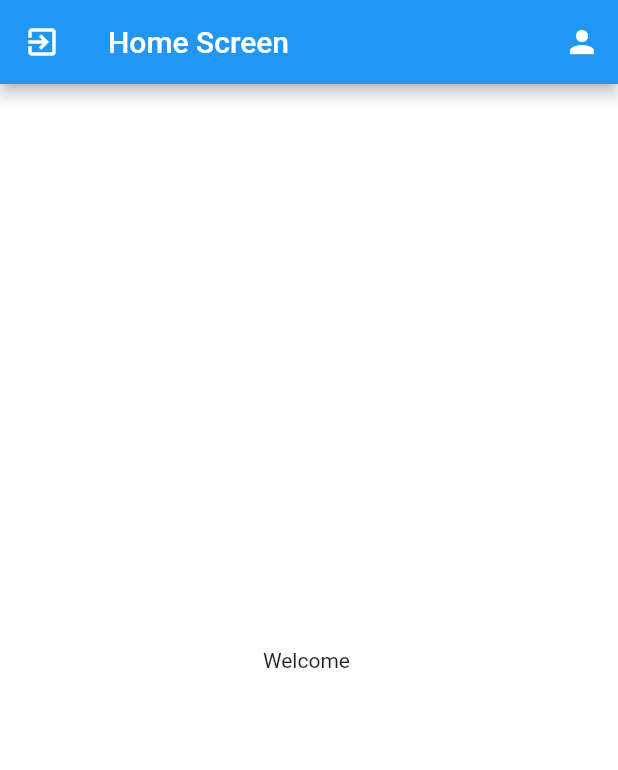
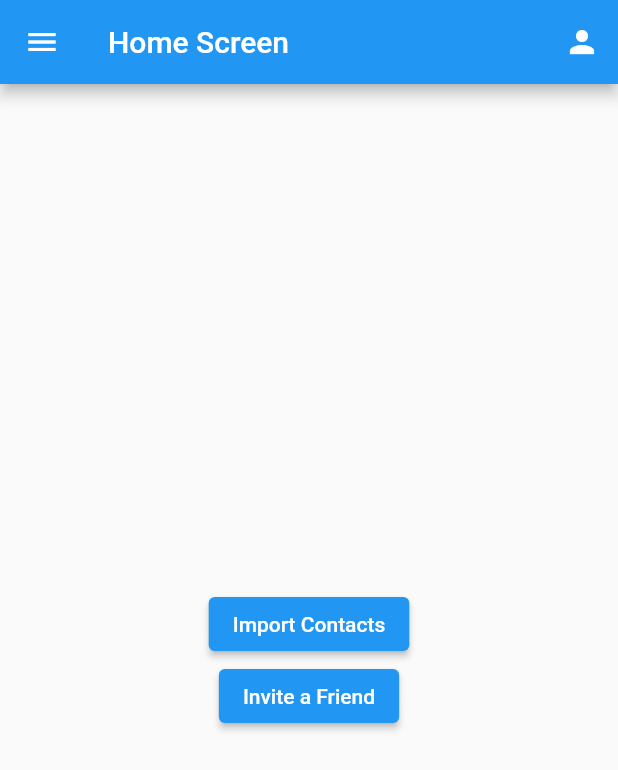
Before and after one commit to Aficionado45/Location_tracking_2, a Flutter app: the HomeScreen screen opened by its route, on a phone screen of 412 x 824 dp. Shown: the top 770 px of the screen. Run offline on Flutter 3.47's test engine with Material 2 defaults, Android fonts, the phone set to English and light mode, and no system bars; our stand-ins replace cloud_firestore, contacts_service, firebase_auth, firebase_core, firebase_dynamic_links, firebase_storage and 6 more; accounts and stored records are empty.

Commit message:
Import Contact, sharing app added

```diff
--- a/lib/constants.dart
+++ b/lib/constants.dart
@@ -13,4 +13,4 @@ String kProfileImagePath;
 
 // Content to share for invite a friend
 String kShareSubject = 'Friend Invite';
-String kShareText = 'Hey! I invite you to join Live Location Tracking App. Join now by clicking here';
+String kShareText = 'Hey! I invite you to join Live Location Tracking App. Join now using this link https://locationtrackerapp.page.link/register-now';
--- a/lib/screens/login_screen.dart
+++ b/lib/screens/auth/login_screen.dart
@@ -15,8 +15,7 @@ class LoginScreen extends StatefulWidget {
 
 class _LoginScreenState extends State<LoginScreen> {
 
-  String initialCountry = 'IN';
-  PhoneNumber number = PhoneNumber(isoCode: 'IN');
+  PhoneNumber number = PhoneNumber(isoCode: 'US');
   String userMobileNumber = '';
 
   @override
--- /dev/null
+++ b/lib/screens/home/home_screen.dart
@@ -0,0 +1,123 @@
+// Importing packages
+import 'package:flutter/cupertino.dart';
+import 'package:flutter/material.dart';
+import 'package:location_tracking_2/services/share_app.dart';
+import 'package:permission_handler/permission_handler.dart';
+import 'package:firebase_auth/firebase_auth.dart';
+
+// Importing Screens
+import 'package:location_tracking_2/screens/welcome_screen.dart';
+import 'package:location_tracking_2/screens/auth/profile_screen.dart';
+import 'package:location_tracking_2/constants.dart';
+import 'package:location_tracking_2/screens/home/contactpage.dart';
+
+// Importing Services
+import 'dart:io';
+import 'package:location_tracking_2/services/logout_user.dart';
+import 'package:location_tracking_2/services/permissions.dart';
+
+class HomeScreen extends StatefulWidget {
+  static const id = '/home';
+
+  @override
+  _HomeScreenState createState() => _HomeScreenState();
+}
+
+class _HomeScreenState extends State<HomeScreen> {
+  FirebaseAuth auth = FirebaseAuth.instance;
+
+  @override
+  Widget build(BuildContext context) {
+    return Scaffold(
+      appBar: AppBar(
+        actions: [
+          IconButton(
+            icon: Icon(
+              Icons.person,
+            ),
+            onPressed: () {
+              Navigator.pushNamed(context, ProfileScreen.id);
+            },
+          ),
+        ],
+        title: Text(
+          'Home Screen',
+        ),
+      ),
+      //DRAWER
+      drawer: SafeArea(
+        child: Drawer(
+          child: ListView(
+            children: [
+              UserAccountsDrawerHeader(
+                accountName: Text(auth.currentUser.phoneNumber),
+              ),
+              InkWell(
+                child: ListTile(
+                  leading: Icon(Icons.info),
+                  title: Text("About us"),
+                  onTap: () {},
+                ),
+              ),
+              InkWell(
+                child: ListTile(
+                  leading: Icon(
+                    Icons.exit_to_app,
+                  ),
+                  title: Text("Log Out"),
+                  onTap: () async {
+                    await logoutUser();
+                    Navigator.pushNamed(context, WelcomeScreen.id);
+                  },
+                ),
+              ),
+            ],
+          ),
+        ),
+      ),
+      body: SizedBox.expand(
+        child: Column(
+          crossAxisAlignment: CrossAxisAlignment.center,
+          mainAxisAlignment: MainAxisAlignment.center,
+          children: [
+            ElevatedButton(
+              onPressed: () async {
+                final PermissionStatus permissionStatus =
+                    await getContactPermission();
+                if (permissionStatus == PermissionStatus.granted) {
+                  Navigator.push(context,
+                      MaterialPageRoute(builder: (context) => ContactPage()));
+                } else {
+                  //If permissions have been denied show standard cupertino alert dialog
+                  showDialog(
+                    context: context,
+                    builder: (BuildContext context) => CupertinoAlertDialog(
+                      title: Text('Permissions error'),
+                      content: Text('Please enable contacts access '
+                          'permission in system settings'),
+                      actions: <Widget>[
+                        CupertinoDialogAction(
+                          child: Text('OK'),
+                          onPressed: () => Navigator.of(context).pop(),
+                        )
+                      ],
+                    ),
+                  );
+                }
+              },
+              child: Container(child: Text('Import Contacts')),
+            ),
+            ElevatedButton(
+              child: Text(
+                'Invite a Friend',
+              ),
+              onPressed: () async {
+                await shareApp(context);
+              },
+            )
+          ],
+        ),
+      ),
+    );
+  }
+}
--- a/lib/screens/home_screen.dart
+++ /dev/null
@@ -1,61 +0,0 @@
-// Importing packages
-import 'package:flutter/material.dart';
-import 'package:location_tracking_2/constants.dart';
-
-// Importing Screens
-import 'package:location_tracking_2/screens/welcome_screen.dart';
-import 'package:location_tracking_2/screens/profile_screen.dart';
-
-// Importing Services
-import 'package:location_tracking_2/services/logout_user.dart';
-
-class HomeScreen extends StatefulWidget {
-  static const id = '/home';
-
-  @override
-  _HomeScreenState createState() => _HomeScreenState();
-}
-
-class _HomeScreenState extends State<HomeScreen> {
-  @override
-  Widget build(BuildContext context) {
-    return Scaffold(
-      appBar: AppBar(
-        actions: [
-          IconButton(
-            icon: Icon(
-              Icons.person,
-            ),
-            onPressed: (){
-              Navigator.pushNamed(context, ProfileScreen.id);
-            },
-          ),
-        ],
-        leading: IconButton(
-          icon: Icon(
-            Icons.exit_to_app,
-          ),
-          onPressed: () async{
-            await logoutUser();
-            Navigator.pushNamed(context, WelcomeScreen.id);
-          },
-        ),
-        title: Text(
-          'Home Screen',
-        ),
-      ),
-      backgroundColor: Colors.white,
-      body: SizedBox.expand(
-        child: Column(
-          crossAxisAlignment: CrossAxisAlignment.center,
-          mainAxisAlignment: MainAxisAlignment.center,
-          children: [
-            Text(
-              'Welcome ${kCurrUser.name}',
-            ),
-          ],
-        ),
-      ),
-    );
-  }
-}
--- a/lib/screens/welcome_screen.dart
+++ b/lib/screens/welcome_screen.dart
@@ -4,7 +4,7 @@ import 'package:flutter/material.dart';
 // Importing Firebase Packages
 
 // Importing Screens
-import 'package:location_tracking_2/screens/login_screen.dart';
+import 'package:location_tracking_2/screens/auth/login_screen.dart';
 
 class WelcomeScreen extends StatefulWidget {
   static const id = '/welcome';
--- a/lib/services/login_user.dart
+++ b/lib/services/login_user.dart
@@ -5,8 +5,8 @@ import 'package:flutter/material.dart';
 import 'package:firebase_auth/firebase_auth.dart';
 
 // Importing Screens
-import 'package:location_tracking_2/screens/login_screen.dart';
-import 'package:location_tracking_2/screens/home_screen.dart';
+import 'package:location_tracking_2/screens/auth/login_screen.dart';
+import 'package:location_tracking_2/screens/home/home_screen.dart';
 
 // Importing Services
 import 'package:location_tracking_2/services/load_user.dart';
@@ -79,5 +79,4 @@ Future<bool> loginUser(String mobileNumber, BuildContext context) async{
       }
     },
   );
-
 }
--- /dev/null
+++ b/lib/services/permissions.dart
@@ -0,0 +1,13 @@
+//Check contacts permission
+import 'package:permission_handler/permission_handler.dart';
+
+Future<PermissionStatus> getContactPermission() async {
+  PermissionStatus permission = await Permission.contacts.status;
+  if (permission != PermissionStatus.granted &&
+      permission != PermissionStatus.permanentlyDenied) {
+    PermissionStatus permissionStatus = await Permission.contacts.request();
+    return permissionStatus;
+  } else {
+    return permission;
+  }
+}
```
Also changed, not shown: lib/main.dart (+34 -5 lines), lib/screens/auth/profile_screen.dart (renamed from lib/screens/profile_screen.dart, +2 -9 lines), lib/screens/home/contactpage.dart (added, +76 -0 lines), lib/services/dynamic-link-service.dart (added, +74 -0 lines), lib/services/share_app.dart (+25 -7 lines), pubspec.yaml (+7 -3 lines), assets/default-imgs/qr-code-register.png (added), lib/screens/auth/edit_profile_screen.dart (renamed from lib/screens/edit_profile_screen.dart), pubspec.lock, 2 other files.
